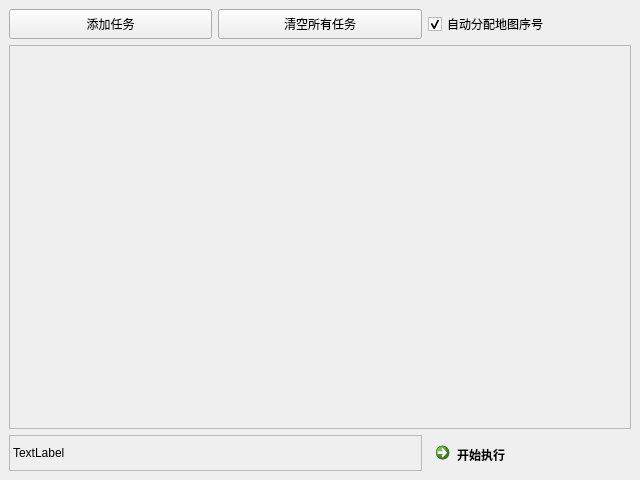
Qt form SlopeCraftMain/others/BatchUi.ui (SlopeCraft/SlopeCraft) before a commit.
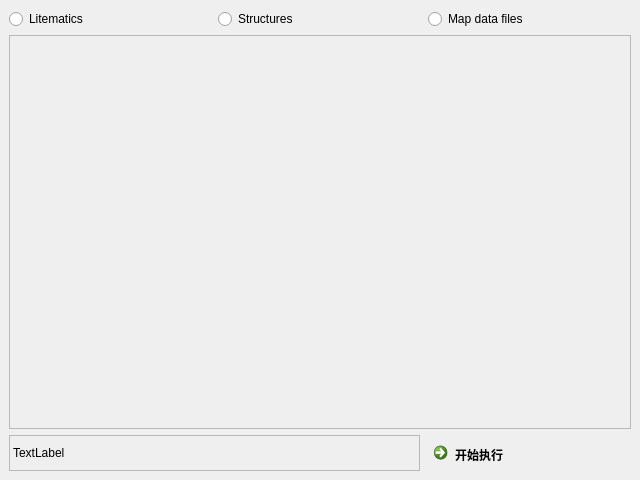
The same form after that commit.

Commit message: rewritten batch operation

```diff
--- a/SlopeCraftMain/others/BatchUi.ui
+++ b/SlopeCraftMain/others/BatchUi.ui
@@ -27,19 +27,6 @@
     </size>
    </property>
    <layout class="QGridLayout" name="gridLayout_2">
-    <item row="0" column="1">
-     <widget class="QPushButton" name="BtnClearTask">
-      <property name="sizePolicy">
-       <sizepolicy hsizetype="Minimum" vsizetype="Preferred">
-        <horstretch>0</horstretch>
-        <verstretch>0</verstretch>
-       </sizepolicy>
-      </property>
-      <property name="text">
-       <string>清空所有任务</string>
-      </property>
-     </widget>
-    </item>
     <item row="2" column="2">
      <widget class="QCommandLinkButton" name="BtnExecute">
       <property name="text">
@@ -47,41 +34,6 @@
       </property>
      </widget>
     </item>
-    <item row="0" column="0">
-     <widget class="QPushButton" name="BtnAddTask">
-      <property name="sizePolicy">
-       <sizepolicy hsizetype="Minimum" vsizetype="Preferred">
-        <horstretch>0</horstretch>
-        <verstretch>0</verstretch>
-       </sizepolicy>
-      </property>
-      <property name="minimumSize">
-       <size>
-        <width>0</width>
-        <height>30</height>
-       </size>
-      </property>
-      <property name="text">
-       <string>添加任务</string>
-      </property>
-     </widget>
-    </item>
-    <item row="0" column="2">
-     <widget class="QCheckBox" name="autoMapSeqNum">
-      <property name="sizePolicy">
-       <sizepolicy hsizetype="Minimum" vsizetype="Preferred">
-        <horstretch>0</horstretch>
-        <verstretch>0</verstretch>
-       </sizepolicy>
-      </property>
-      <property name="text">
-       <string>自动分配地图序号</string>
-      </property>
-      <property name="checked">
-       <bool>true</bool>
-      </property>
-     </widget>
-    </item>
     <item row="1" column="0" colspan="3">
      <widget class="QScrollArea" name="scrollArea">
       <property name="widgetResizable">
@@ -93,7 +45,7 @@
          <x>0</x>
          <y>0</y>
          <width>620</width>
-         <height>377</height>
+         <height>385</height>
         </rect>
        </property>
        <layout class="QVBoxLayout" name="scrollLayout">
@@ -126,6 +78,31 @@
       </property>
      </widget>
     </item>
+    <item row="0" column="0" colspan="3">
+     <layout class="QHBoxLayout" name="horizontalLayout">
+      <item>
+       <widget class="QRadioButton" name="setTypeLite">
+        <property name="text">
+         <string>Litematics</string>
+        </property>
+       </widget>
+      </item>
+      <item>
+       <widget class="QRadioButton" name="setTypeStructure">
+        <property name="text">
+         <string>Structures</string>
+        </property>
+       </widget>
+      </item>
+      <item>
+       <widget class="QRadioButton" name="setTypeData">
+        <property name="text">
+         <string>Map data files</string>
+        </property>
+       </widget>
+      </item>
+     </layout>
+    </item>
    </layout>
   </widget>
  </widget>
```
The commit also changes 10 other files.
